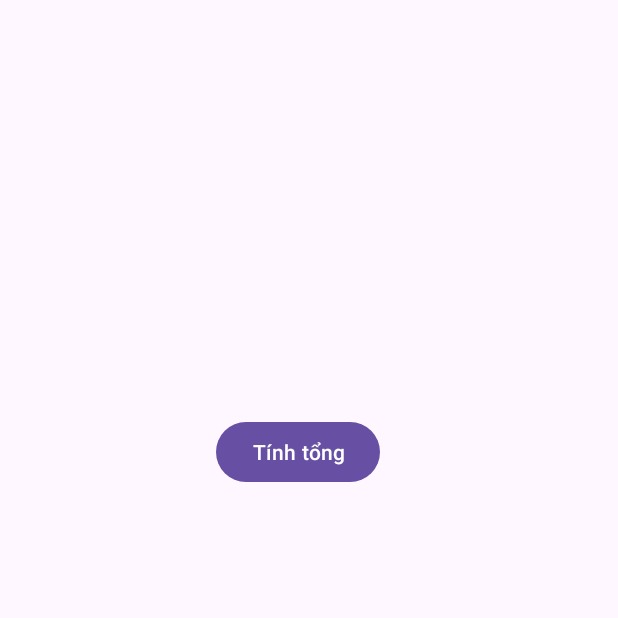
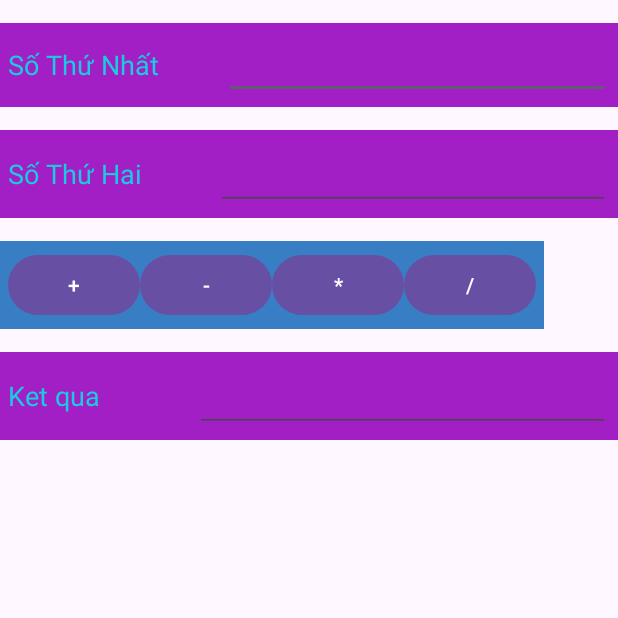
Before and after one commit to Nga2512/63132308-AndroidProgramming, an Android app: the screen it shows after launch (MainActivity), on a phone screen of 412 x 824 dp, the top half of it. Run offline under Robolectric (Android 15) with nearby library versions, the phone set to English and light mode, and no system bars.

Commit message:
Ex5_AddSubMulDiv_Anynomous
hoàn thành

```diff
--- a/Ex5_AddSubMulDiv_Anynomous/app/build.gradle.kts
+++ b/Ex5_AddSubMulDiv_Anynomous/app/build.gradle.kts
@@ -3,11 +3,11 @@ plugins {
 }
 
 android {
-    namespace = "qn.edu.test"
+    namespace = "ntu.anh63133403.test"
     compileSdk = 35
 
     defaultConfig {
-        applicationId = "qn.edu.test"
+        applicationId = "ntu.anh63133403.test"
         minSdk = 24
         targetSdk = 35
         versionCode = 1
--- /dev/null
+++ b/Ex5_AddSubMulDiv_Anynomous/app/src/main/java/ntu/anh63133403/test/MainActivity.java
@@ -0,0 +1,136 @@
+package ntu.anh63133403.test;
+
+import static ntu.anh63133403.test.R.*;
+
+import android.os.Bundle;
+import android.view.View;
+import android.widget.Button;
+import android.widget.EditText;
+import android.widget.Toast;
+
+import androidx.activity.EdgeToEdge;
+import androidx.appcompat.app.AppCompatActivity;
+import androidx.core.graphics.Insets;
+import androidx.core.view.ViewCompat;
+import androidx.core.view.WindowInsetsCompat;
+
+public class MainActivity extends AppCompatActivity {
+    EditText editso1;
+    EditText editso2;
+    EditText editkq;
+    Button nutCong ,nutTru, nutNhan, nutChia;
+    @Override
+    protected void onCreate(Bundle savedInstanceState) {
+        super.onCreate(savedInstanceState);
+        EdgeToEdge.enable(this);
+        setContentView(R.layout.activity_main);
+        ViewCompat.setOnApplyWindowInsetsListener(findViewById(R.id.main), (v, insets) -> {
+            Insets systemBars = insets.getInsets(WindowInsetsCompat.Type.systemBars());
+            v.setPadding(systemBars.left, systemBars.top, systemBars.right, systemBars.bottom);
+            return insets;
+        });
+        Timdieukhien();
+        nutCong.setOnClickListener(new View.OnClickListener() {
+            @Override
+            public void onClick(View view) {
+                XuliCong(view);
+            }
+        });
+        nutTru.setOnClickListener(new View.OnClickListener() {
+            @Override
+            public void onClick(View view) {
+                XuliTru(view);
+            }
+        });
+        nutNhan.setOnClickListener(new View.OnClickListener() {
+            @Override
+            public void onClick(View view) {
+                XuliNhan(view);
+            }
+        });
+        nutChia.setOnClickListener(new View.OnClickListener() {
+            @Override
+            public void onClick(View view) {
+                XuliChia(view);
+            }
+        });
+    }
+void Timdieukhien(){
+    editso1 = (EditText) findViewById(R.id.edtSo1);
+    editso2 = (EditText) findViewById(R.id.edtSo2);
+    editkq = (EditText) findViewById(R.id.edtkq);
+    nutCong = (Button) findViewById(R.id.btnCong);
+    nutTru = (Button) findViewById(R.id.btnTru);
+    nutNhan = (Button) findViewById(R.id.btnNhan);
+    nutChia = (Button) findViewById(R.id.btnChia);
+}
+    public void XuliCong(View v){
+
+        //lay du lieu
+        String soThu1 = editso1.getText().toString();
+        String soThu2 = editso2.getText().toString();
+        //chuyen du lieu
+        float soA = Float.parseFloat(soThu1);
+        float soB = Float.parseFloat(soThu2);
+        //tinh
+        float tong = soA + soB;
+        //hien kq
+
+        //xuat kq
+        String kq = String.valueOf(tong);
+        //
+        editkq.setText(kq);
+    }
+    public void XuliTru(View v){
+
+        //lay du lieu
+        String soThu1 = editso1.getText().toString();
+        String soThu2 = editso2.getText().toString();
+        //chuyen du lieu
+        float soA = Float.parseFloat(soThu1);
+        float soB = Float.parseFloat(soThu2);
+        //tinh
+        float Hieu = soA - soB;
+        //hien kq
+
+        //xuat kq
+        String kq = String.valueOf(Hieu);
+        //
+        editkq.setText(kq);
+    }
+    public void XuliNhan(View v){
+
+        //lay du lieu
+        String soThu1 = editso1.getText().toString();
+        String soThu2 = editso2.getText().toString();
+        //chuyen du lieu
+        float soA = Float.parseFloat(soThu1);
+        float soB = Float.parseFloat(soThu2);
+        //tinh
+        float tich = soA * soB;
+        //hien kq
+
+        //xuat kq
+        String kq = String.valueOf(tich);
+        //
+        editkq.setText(kq);
+    }
+    public void XuliChia(View v){
+
+        //lay du lieu
+        String soThu1 = editso1.getText().toString();
+        String soThu2 = editso2.getText().toString();
+        //chuyen du lieu
+        float soA = Float.parseFloat(soThu1);
+        float soB = Float.parseFloat(soThu2);
+        //tinh
+        float thuong = soA / soB;
+        //hien kq
+
+        //xuat kq
+        String kq = String.valueOf(thuong);
+        //
+        editkq.setText(kq);
+    }
+
+}
--- a/Ex5_AddSubMulDiv_Anynomous/app/src/main/java/qn/edu/test/MainActivity.java
+++ /dev/null
@@ -1,24 +0,0 @@
-package qn.edu.test;
-
-import android.os.Bundle;
-
-import androidx.activity.EdgeToEdge;
-import androidx.appcompat.app.AppCompatActivity;
-import androidx.core.graphics.Insets;
-import androidx.core.view.ViewCompat;
-import androidx.core.view.WindowInsetsCompat;
-
-public class MainActivity extends AppCompatActivity {
-
-    @Override
-    protected void onCreate(Bundle savedInstanceState) {
-        super.onCreate(savedInstanceState);
-        EdgeToEdge.enable(this);
-        setContentView(R.layout.activity_main);
-        ViewCompat.setOnApplyWindowInsetsListener(findViewById(R.id.main), (v, insets) -> {
-            Insets systemBars = insets.getInsets(WindowInsetsCompat.Type.systemBars());
-            v.setPadding(systemBars.left, systemBars.top, systemBars.right, systemBars.bottom);
-            return insets;
-        });
-    }
-}
--- a/Ex5_AddSubMulDiv_Anynomous/app/src/main/res/layout/activity_main.xml
+++ b/Ex5_AddSubMulDiv_Anynomous/app/src/main/res/layout/activity_main.xml
@@ -1,19 +1,134 @@
 <?xml version="1.0" encoding="utf-8"?>
-<androidx.constraintlayout.widget.ConstraintLayout xmlns:android="http://schemas.android.com/apk/res/android"
+<LinearLayout xmlns:android="http://schemas.android.com/apk/res/android"
     xmlns:app="http://schemas.android.com/apk/res-auto"
     xmlns:tools="http://schemas.android.com/tools"
     android:id="@+id/main"
     android:layout_width="match_parent"
     android:layout_height="match_parent"
-    tools:context=".MainActivity">
+    android:orientation="vertical"
+    tools:context=".MainActivity" >
 
-    <Button
-        android:id="@+id/btn"
+    <LinearLayout
+        android:layout_width="match_parent"
+        android:layout_height="wrap_content"
+        android:background="#A11FC5"
+        android:layout_marginTop="15dp"
+        android:padding="5dp"
+        android:gravity="center_horizontal"
+        android:orientation="horizontal">
+
+        <TextView
+            android:id="@+id/textView"
+            android:layout_width="wrap_content"
+            android:layout_height="wrap_content"
+            android:layout_weight="1"
+            android:text="Số Thứ Nhất"
+            android:textColor="#1BCADF"
+            android:textSize="18dp" />
+
+        <EditText
+            android:id="@+id/edtSo1"
+            android:layout_width="wrap_content"
+            android:layout_height="wrap_content"
+            android:layout_weight="1"
+            android:ems="10"
+            android:inputType="text" />
+    </LinearLayout>
+
+    <LinearLayout
+        android:layout_width="match_parent"
+        android:layout_height="wrap_content"
+        android:background="#A11FC5"
+        android:layout_marginTop="15dp"
+        android:padding="5dp"
+        android:gravity="center_horizontal"
+        android:orientation="horizontal">
+
+        <TextView
+            android:id="@+id/textView1"
+            android:layout_width="wrap_content"
+            android:layout_height="wrap_content"
+            android:layout_weight="1"
+            android:text="Số Thứ Hai"
+            android:textColor="#1BCADF"
+            android:textSize="18dp" />
+
+        <EditText
+            android:id="@+id/edtSo2"
+            android:layout_width="wrap_content"
+            android:layout_height="wrap_content"
+            android:layout_weight="1"
+            android:minWidth="48dp"
+            android:minHeight="48dp"
+            android:ems="10"
+            android:inputType="text"/>
+    </LinearLayout>
+
+    <LinearLayout
         android:layout_width="wrap_content"
         android:layout_height="wrap_content"
-        android:layout_marginStart="144dp"
-        android:layout_marginTop="277dp"
-        android:text="Tính tổng"
-        app:layout_constraintStart_toStartOf="parent"
-        app:layout_constraintTop_toTopOf="parent" />
-</androidx.constraintlayout.widget.ConstraintLayout>
+        android:layout_marginTop="15dp"
+        android:background="#387EC5"
+        android:gravity="center_horizontal"
+        android:orientation="horizontal"
+        android:padding="5dp">
+
+        <Button
+            android:id="@+id/btnCong"
+            android:layout_width="wrap_content"
+            android:layout_height="wrap_content"
+            android:padding="2dp"
+            android:text="+" />
+
+        <Button
+            android:id="@+id/btnTru"
+            android:layout_width="wrap_content"
+            android:layout_height="wrap_content"
+            android:padding="2dp"
+            android:text="-" />
+
+        <Button
+            android:id="@+id/btnNhan"
+            android:layout_width="wrap_content"
+            android:layout_height="wrap_content"
+            android:padding="2dp"
+            android:text="*" />
+
+        <Button
+            android:id="@+id/btnChia"
+            android:layout_width="wrap_content"
+            android:layout_height="wrap_content"
+            android:padding="2dp"
+            android:text="/" />
+    </LinearLayout>
+
+    <LinearLayout
+        android:layout_width="match_parent"
+        android:layout_height="wrap_content"
+        android:background="#A11FC5"
+        android:layout_marginTop="15dp"
+        android:padding="5dp"
+        android:gravity="center_horizontal"
+        android:orientation="horizontal">
+
+        <TextView
+            android:id="@+id/textView2"
+            android:layout_width="wrap_content"
+            android:layout_height="wrap_content"
+            android:layout_weight="1"
+            android:text="Ket qua"
+            android:textColor="#1BCADF"
+            android:textSize="18dp" />
+
+        <EditText
+            android:id="@+id/edtkq"
+            android:layout_width="wrap_content"
+            android:layout_height="wrap_content"
+            android:layout_weight="1"
+            android:ems="10"
+            android:inputType="text"
+            android:minWidth="48dp"
+            android:minHeight="48dp" />
+
+    </LinearLayout>
+</LinearLayout>
--- a/Ex5_AddSubMulDiv_Anynomous/app/src/main/res/values/strings.xml
+++ b/Ex5_AddSubMulDiv_Anynomous/app/src/main/res/values/strings.xml
@@ -1,3 +1,3 @@
 <resources>
-    <string name="app_name">test</string>
+    <string name="app_name">Test</string>
 </resources>
--- a/Ex5_AddSubMulDiv_Anynomous/gradle/libs.versions.toml
+++ b/Ex5_AddSubMulDiv_Anynomous/gradle/libs.versions.toml
@@ -1,12 +1,12 @@
 [versions]
-agp = "8.8.0"
+agp = "8.8.2"
 junit = "4.13.2"
-junitVersion = "1.2.1"
-espressoCore = "3.6.1"
-appcompat = "1.7.0"
-material = "1.12.0"
-activity = "1.10.1"
-constraintlayout = "2.2.1"
+junitVersion = "1.1.5"
+espressoCore = "3.5.1"
+appcompat = "1.6.1"
+material = "1.10.0"
+activity = "1.8.0"
+constraintlayout = "2.1.4"
 
 [libraries]
 junit = { group = "junit", name = "junit", version.ref = "junit" }
--- a/Ex5_AddSubMulDiv_Anynomous/settings.gradle.kts
+++ b/Ex5_AddSubMulDiv_Anynomous/settings.gradle.kts
@@ -19,5 +19,5 @@ dependencyResolutionManagement {
     }
 }
 
-rootProject.name = "test"
+rootProject.name = "Test"
 include(":app")
```
Also changed, not shown: Ex5_AddSubMulDiv_Anynomous/gradle/wrapper/gradle-wrapper.properties, 4 other files.
